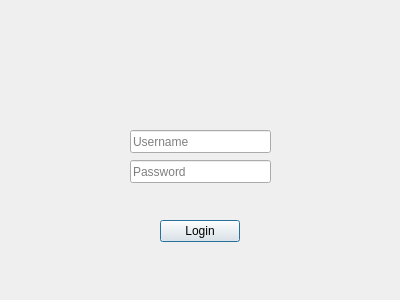
Old version of the form ui/loginform.ui in the repository liu-allan/Leukemia-Treatment-Application.
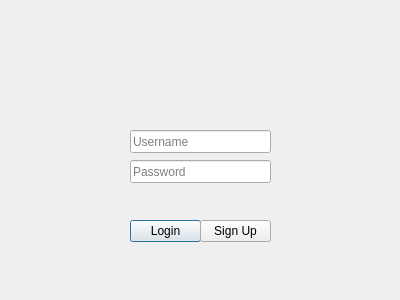
New version of the form.

Commit message: Add register feature to login page

The edit to the form file:
```diff
--- a/ui/loginform.ui
+++ b/ui/loginform.ui
@@ -51,9 +51,9 @@
   <widget class="QPushButton" name="loginPushButton">
    <property name="geometry">
     <rect>
-     <x>160</x>
+     <x>130</x>
      <y>220</y>
-     <width>80</width>
+     <width>71</width>
      <height>22</height>
     </rect>
    </property>
@@ -67,9 +67,9 @@
   <widget class="QLabel" name="errorLabel">
    <property name="geometry">
     <rect>
-     <x>100</x>
+     <x>70</x>
      <y>190</y>
-     <width>201</width>
+     <width>261</width>
      <height>21</height>
     </rect>
    </property>
@@ -80,6 +80,22 @@
     <set>Qt::AlignCenter</set>
    </property>
   </widget>
+  <widget class="QPushButton" name="signUpPushButton">
+   <property name="geometry">
+    <rect>
+     <x>200</x>
+     <y>220</y>
+     <width>71</width>
+     <height>22</height>
+    </rect>
+   </property>
+   <property name="text">
+    <string>Sign Up</string>
+   </property>
+   <property name="default">
+    <bool>false</bool>
+   </property>
+  </widget>
  </widget>
  <resources/>
  <connections/>
```
The commit also changes 1 other file.
